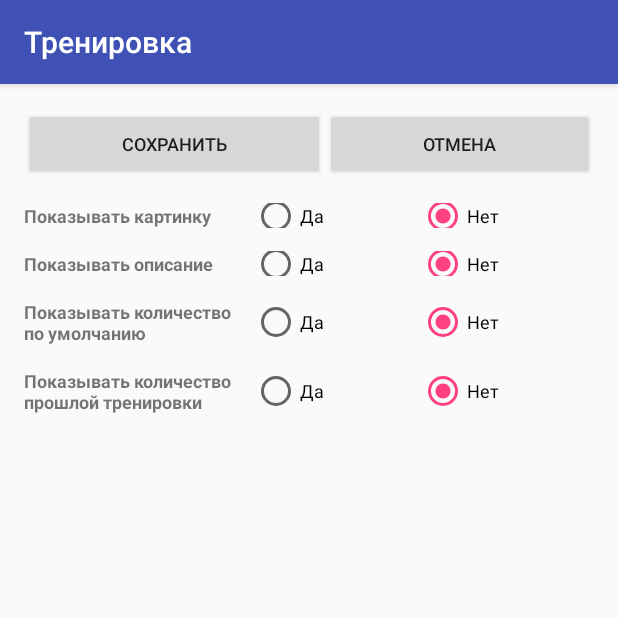
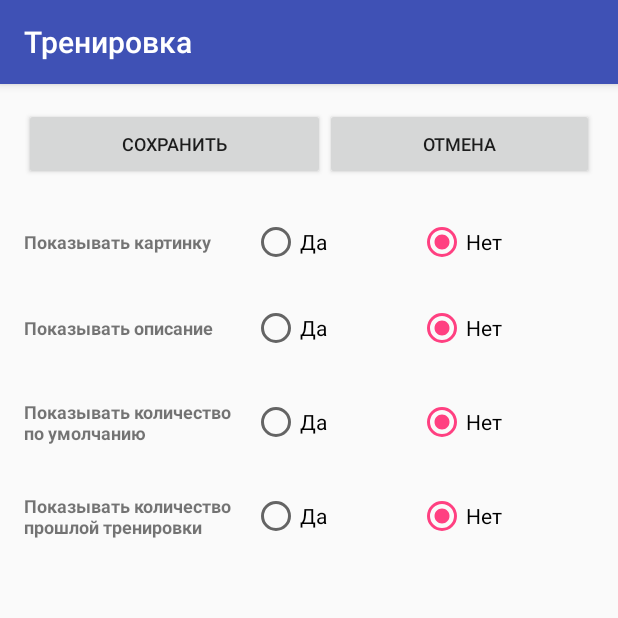
Before and after one commit to ivshapovalov/sandowgym, an Android app: the TrainingActivity screen opened directly, with no data from a screen before it, after a tap on "OPTIONS", on a phone screen of 412 x 824 dp, the top half of it. Run offline under Robolectric (Android 15) with nearby library versions, the phone set to English and light mode, and no system bars.

```diff
--- a/app/src/main/java/ru/brainworkout/sandow_gym/TrainingActivity.java
+++ b/app/src/main/java/ru/brainworkout/sandow_gym/TrainingActivity.java
@@ -18,8 +18,10 @@ import android.widget.Button;
 import android.widget.EditText;
 import android.widget.ImageView;
 import android.widget.ScrollView;
+import android.widget.TableLayout;
 import android.widget.TableRow;
 import android.widget.TextView;
+import android.widget.Toast;
 
 import java.text.ParseException;
 
@@ -115,9 +117,12 @@ public class TrainingActivity extends AppCompatActivity {
 
         showTrainingOnScreen();
 
-        SwipeDetectorActivity swipeDetectorActivity = new SwipeDetectorActivity(this);
+        SwipeDetectorActivity swipeDetectorActivity = new SwipeDetectorActivity(TrainingActivity.this);
+        //TableLayout m=(TableLayout) this.findViewById(R.id.mTableMain);
+        //m.setOnTouchListener(swipeDetectorActivity);
         ScrollView sv = (ScrollView) this.findViewById(R.id.svMain);
         sv.setOnTouchListener(swipeDetectorActivity);
+
 
         if (mTrainingIsNew) {
             getAllActiveExercises();
@@ -535,7 +540,7 @@ public class TrainingActivity extends AppCompatActivity {
         }
 
         mTrainingIsNew = false;
-        MyLogger(TAG, "Добавили " + String.valueOf(mCurrentTraining.getID()));
+        //MyLogger(TAG, "Добавили " + String.valueOf(mCurrentTraining.getID()));
     }
 
     public static void MyLogger(String TAG, String statement) {
@@ -592,14 +597,16 @@ public class TrainingActivity extends AppCompatActivity {
         }
 
         public final void onRightToLeftSwipe() {
-            System.out.println("Right to Left swipe [Previous]");
+           // System.out.println("Right to Left swipe [Previous]");
+            Toast.makeText(TrainingActivity.this, "Right to Left swipe [Next]", Toast.LENGTH_SHORT).show ();
             setNextExercise();
             showExercise();
 
         }
 
         public void onLeftToRightSwipe() {
-            System.out.println("Left to Right swipe [Next]");
+           // System.out.println("Left to Right swipe [Next]");
+            Toast.makeText(TrainingActivity.this, "Left to Right swipe [Previous]", Toast.LENGTH_SHORT).show ();
             setPreviousExercise();
             showExercise();
 
@@ -608,10 +615,22 @@ public class TrainingActivity extends AppCompatActivity {
 
         public void onTopToBottomSwipe() {
             //System.out.println("Top to Bottom swipe [Down]");
+            //Toast.makeText(this, "Top to Bottom swipe [Down]", Toast.LENGTH_SHORT).show ();
+            Toast.makeText(TrainingActivity.this, "Top to Bottom swipe [Down]", Toast.LENGTH_SHORT).show();
+//            toast.setText("Top to Bottom swipe [Down]");
+//            toast.setGravity(Gravity.CENTER, 0, 0);
+//            //other setters
+//            toast.show();
         }
 
         public void onBottomToTopSwipe() {
             //System.out.println("Bottom to Top swipe [Up]");
+            Toast.makeText(TrainingActivity.this, "Bottom to Top swipe [Up]", Toast.LENGTH_SHORT).show ();
+//            Toast toast = Toast.makeText(TrainingActivity.this, "message", Toast.LENGTH_SHORT);
+//            toast.setText("Bottom to Top swipe [Up]");
+//            toast.setGravity(Gravity.CENTER, 0, 0);
+//            //other setters
+//            toast.show();
         }
 
         public boolean onTouch(View v, MotionEvent event) {
@@ -632,6 +651,7 @@ public class TrainingActivity extends AppCompatActivity {
                     // swipe horizontal?
                     if (Math.abs(deltaX) > MIN_DISTANCE) {
                         // left or right
+                        Toast.makeText(TrainingActivity.this, "DeltaX="+String.valueOf(deltaX), Toast.LENGTH_SHORT).show();
                         if (deltaX < 0) {
                             this.onLeftToRightSwipe();
                             return true;
@@ -647,6 +667,7 @@ public class TrainingActivity extends AppCompatActivity {
                     // swipe vertical?
                     if (Math.abs(deltaY) > MIN_DISTANCE) {
                         // top or down
+                        Toast.makeText(TrainingActivity.this, "DeltaY="+String.valueOf(deltaY), Toast.LENGTH_SHORT).show();
                         if (deltaY < 0) {
                             this.onTopToBottomSwipe();
                             return true;
@@ -662,6 +683,7 @@ public class TrainingActivity extends AppCompatActivity {
                     return true;
                 }
             }
+            //Toast.makeText(TrainingActivity.this, "ЖОПА", Toast.LENGTH_SHORT).show();
             return false;
         }
     }
--- a/app/src/main/java/ru/brainworkout/sandow_gym/TrainingActivityOptions.java
+++ b/app/src/main/java/ru/brainworkout/sandow_gym/TrainingActivityOptions.java
@@ -5,11 +5,9 @@ import android.content.SharedPreferences;
 import android.support.v7.app.AppCompatActivity;
 import android.os.Bundle;
 import android.view.View;
-import android.widget.EditText;
 import android.widget.RadioButton;
 import android.widget.RadioGroup;
-import android.widget.TextView;
-import android.widget.Toast;
+
 
 public class TrainingActivityOptions extends AppCompatActivity {
 
--- a/app/src/main/java/ru/brainworkout/sandow_gym/TrainingsListActivity.java
+++ b/app/src/main/java/ru/brainworkout/sandow_gym/TrainingsListActivity.java
@@ -52,6 +52,7 @@ public class TrainingsListActivity extends AppCompatActivity {
         Intent intent = getIntent();
         int id = intent.getIntExtra("id", 0);
 
+        if (id != 0) {
             TableRow mRow = (TableRow) findViewById(mNumOfView + id);
             if (mRow != null) {
                 int mScrID = getResources().getIdentifier("svTableTrainings", "id", getPackageName());
@@ -59,6 +60,7 @@ public class TrainingsListActivity extends AppCompatActivity {
                 if (mScrollView != null) {
 
                     mScrollView.requestChildFocus(mRow, mRow);
+                }
             }
         }
     }
@@ -138,7 +140,7 @@ public class TrainingsListActivity extends AppCompatActivity {
             //txt.setId(20000 + numEx);
             String data = "";
 
-            data=Common.ConvertDateToString(trainings.get(numEx).getDay());
+            data = Common.ConvertDateToString(trainings.get(numEx).getDay());
 
             txt.setText(data);
             txt.setGravity(Gravity.CENTER);
--- a/app/src/main/res/layout/activity_training_options.xml
+++ b/app/src/main/res/layout/activity_training_options.xml
@@ -44,7 +44,9 @@
         android:layout_height="wrap_content"
         android:layout_marginTop="15dp"
         android:orientation="horizontal"
-        android:layout_below="@+id/lineMain">
+        android:layout_below="@+id/lineMain"
+        android:paddingTop="10dp"
+        android:paddingBottom="10dp">
 
         <TextView
             android:id="@+id/textView13"
@@ -59,26 +61,24 @@
         <RadioGroup
             android:id="@+id/rgShowPicture"
             android:layout_width="0dp"
-            android:layout_height="match_parent"
+            android:layout_height="wrap_content"
             android:layout_weight="60"
             android:orientation="horizontal" >
 
             <RadioButton
                 android:id="@+id/rbShowPictureYes"
                 android:layout_width="wrap_content"
-                android:layout_height="wrap_content"
+                android:layout_height="match_parent"
                 android:layout_weight="30"
                 android:checked="true"
-                android:text="Да"
-                android:textSize="12sp" />
+                android:text="Да" />
 
             <RadioButton
                 android:id="@+id/rbShowPictureNo"
                 android:layout_width="wrap_content"
-                android:layout_height="wrap_content"
+                android:layout_height="match_parent"
                 android:layout_weight="30"
-                android:text="Нет"
-                android:textSize="12sp" />
+                android:text="Нет" />
         </RadioGroup>
     </LinearLayout>
 
@@ -88,7 +88,8 @@
         android:layout_height="wrap_content"
         android:layout_marginTop="15dp"
         android:orientation="horizontal"
-        android:layout_below="@+id/lineShowPicture" >
+        android:layout_below="@+id/lineShowPicture"
+        android:layout_marginBottom="15dp">
 
         <TextView
             android:id="@+id/textView14"
@@ -103,26 +104,24 @@
         <RadioGroup
             android:id="@+id/rgShowExplanation"
             android:layout_width="0dp"
-            android:layout_height="match_parent"
+            android:layout_height="wrap_content"
             android:layout_weight="60"
             android:orientation="horizontal" >
 
             <RadioButton
                 android:id="@+id/rbShowExplanationYes"
                 android:layout_width="wrap_content"
-                android:layout_height="wrap_content"
+                android:layout_height="match_parent"
                 android:layout_weight="30"
                 android:checked="true"
-                android:text="Да"
-                android:textSize="12sp" />
+                android:text="Да" />
 
             <RadioButton
                 android:id="@+id/rbShowExplanationNo"
                 android:layout_width="wrap_content"
-                android:layout_height="wrap_content"
+                android:layout_height="match_parent"
                 android:layout_weight="30"
-                android:text="Нет"
-                android:textSize="12sp" />
+                android:text="Нет" />
         </RadioGroup>
     </LinearLayout>
 
@@ -132,7 +131,8 @@
         android:layout_height="wrap_content"
         android:layout_marginTop="15dp"
         android:orientation="horizontal"
-        android:layout_below="@+id/lineShowExplanation" >
+        android:layout_below="@+id/lineShowExplanation"
+        android:layout_marginBottom="15dp">
 
         <TextView
             android:id="@+id/textView15"
@@ -147,7 +147,7 @@
         <RadioGroup
             android:id="@+id/rgShowVolumeDefaultButton"
             android:layout_width="0dp"
-            android:layout_height="match_parent"
+            android:layout_height="wrap_content"
             android:layout_weight="60"
             android:orientation="horizontal" >
 
@@ -157,16 +157,14 @@
                 android:layout_height="wrap_content"
                 android:layout_weight="30"
                 android:checked="true"
-                android:text="Да"
-                android:textSize="12sp" />
+                android:text="Да" />
 
             <RadioButton
                 android:id="@+id/rbShowVolumeDefaultButtonNo"
                 android:layout_width="wrap_content"
                 android:layout_height="wrap_content"
                 android:layout_weight="30"
-                android:text="Нет"
-                android:textSize="12sp" />
+                android:text="Нет" />
         </RadioGroup>
     </LinearLayout>
 
@@ -191,7 +189,7 @@
         <RadioGroup
             android:id="@+id/rgShowVolumeLastDayButton"
             android:layout_width="0dp"
-            android:layout_height="match_parent"
+            android:layout_height="wrap_content"
             android:layout_weight="60"
             android:orientation="horizontal" >
 
@@ -201,16 +199,14 @@
                 android:layout_height="wrap_content"
                 android:layout_weight="30"
                 android:checked="true"
-                android:text="Да"
-                android:textSize="12sp" />
+                android:text="Да" />
 
             <RadioButton
                 android:id="@+id/rbShowVolumeLastDayButtonNo"
                 android:layout_width="wrap_content"
                 android:layout_height="wrap_content"
                 android:layout_weight="30"
-                android:text="Нет"
-                android:textSize="12sp" />
+                android:text="Нет" />
         </RadioGroup>
     </LinearLayout>
 
```
Also changed, not shown: app/src/main/java/ru/brainworkout/sandow_gym/MainActivity.java (+13 -7 lines), app/src/main/res/layout/activity_training.xml (+14 -14 lines). Lines whose indentation alone changed are shown as unchanged.
